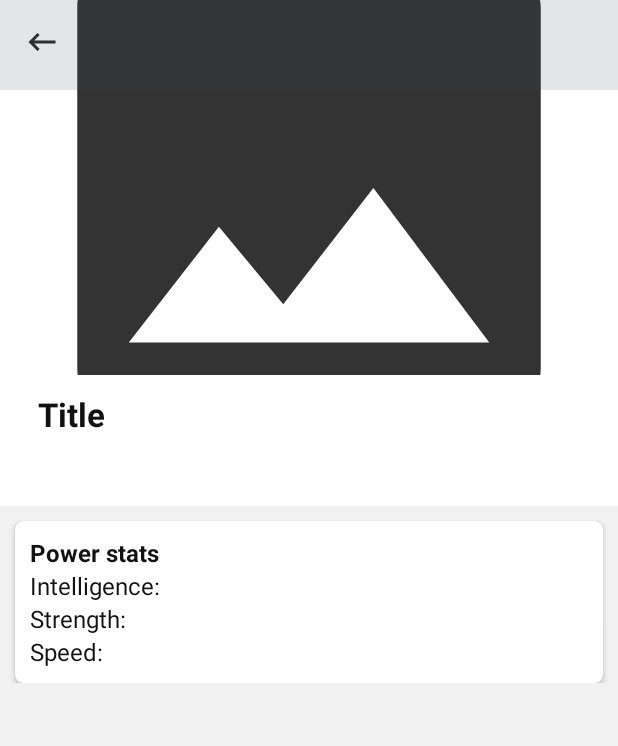
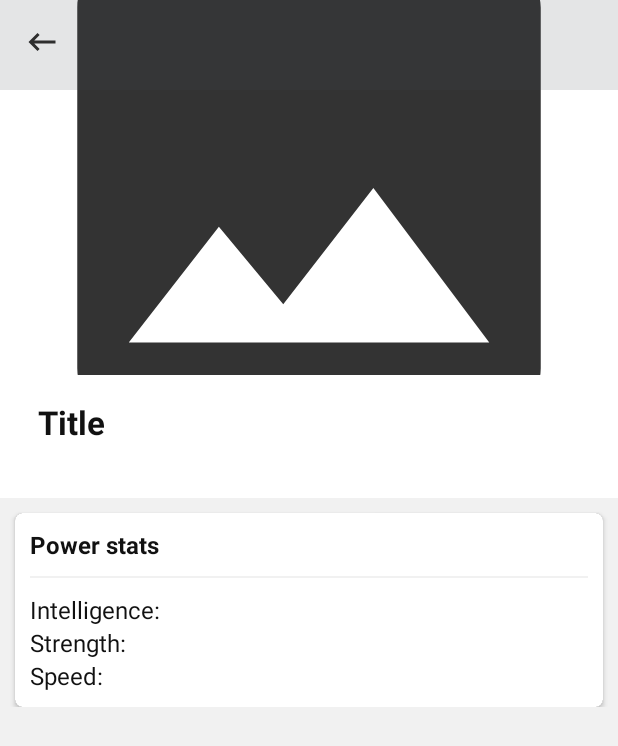
Before and after one commit to Tjx4/SuperHero-App, an Android app: the ViewSuperheroActivity screen opened directly, with no data from a screen before it, on a phone screen of 412 x 824 dp. Shown: the top 746 px of the screen. Run offline under Robolectric (Android 15) with nearby library versions, the phone set to English and light mode, and no system bars; our stand-ins replace data binding.

Commit message:
pre commit

```diff
--- a/app/src/main/res/layout/activity_view_superhero.xml
+++ b/app/src/main/res/layout/activity_view_superhero.xml
@@ -36,7 +36,7 @@
                 app:contentScrim="@color/lightBackground"
                 app:expandedTitleMarginStart="20dp"
                 app:expandedTitleMarginEnd="64dp"
-                app:expandedTitleMarginBottom="15dp"
+                app:expandedTitleMarginBottom="@dimen/xsmall_margin"
                 app:expandedTitleTextAppearance="@style/CollapsedAppBarLargeDark"
                 app:title="@{viewSuperheroViewModel.superhero.name}"
                 android:fitsSystemWindows="true"
@@ -92,7 +92,7 @@
                     android:id="@+id/llDiscription"
                     android:layout_width="match_parent"
                     android:layout_height="wrap_content"
-                    android:paddingBottom="@dimen/small_margin"
+                    android:paddingBottom="@dimen/xsmall_margin"
                     app:layout_constraintHorizontal_bias="0"
                     app:layout_constraintLeft_toLeftOf="parent"
                     app:layout_constraintRight_toRightOf="parent"
@@ -139,17 +139,26 @@
                             app:layout_constraintRight_toRightOf="parent"
                             app:layout_constraintLeft_toLeftOf="parent"/>
 
+                        <FrameLayout
+                            android:id="@+id/flDivider"
+                            android:layout_width="match_parent"
+                            android:layout_height="1dp"
+                            android:background="@color/greyBackground"
+                            android:layout_marginTop="@dimen/xsmall_margin"
+                            app:layout_constraintLeft_toLeftOf="parent"
+                            app:layout_constraintTop_toBottomOf="@+id/tvPowerStats"/>
+
                         <TextView
                             style="@style/DarkMediumTextView"
                             android:id="@+id/tvIntelligenceLabel"
                             android:layout_width="wrap_content"
                             android:text="Intelligence:"
-                            app:layout_constraintHorizontal_bias="0"
+                            android:layout_marginTop="@dimen/xsmall_margin"
                             app:layout_constraintLeft_toLeftOf="parent"
-                            app:layout_constraintTop_toBottomOf="@+id/tvPowerStats"/>
+                            app:layout_constraintTop_toBottomOf="@+id/flDivider"/>
 
                         <TextView
-                            style="@style/DarkMediumTextView"
+                            style="@style/GreyMediumTextView"
                             android:id="@+id/tvInteligence"
                             android:layout_width="wrap_content"
                             tools:text="0"
@@ -169,7 +178,7 @@
                             app:layout_constraintTop_toBottomOf="@+id/tvIntelligenceLabel"/>
 
                         <TextView
-                            style="@style/DarkMediumTextView"
+                            style="@style/GreyMediumTextView"
                             android:id="@+id/tvStrength"
                             android:layout_width="wrap_content"
                             tools:text="0"
@@ -188,7 +197,7 @@
                             app:layout_constraintTop_toBottomOf="@+id/tvStrengthLabel"/>
 
                         <TextView
-                            style="@style/DarkMediumTextView"
+                            style="@style/GreyMediumTextView"
                             android:id="@+id/tvSpeed"
                             android:layout_width="wrap_content"
                             tools:text="0"
--- a/app/src/main/res/values/themes.xml
+++ b/app/src/main/res/values/themes.xml
@@ -40,6 +40,9 @@
     <style name="DarkMediumTextView" parent="MediumTextView">
         <item name="android:textColor">@color/dark_text</item>
     </style>
+    <style name="GreyMediumTextView" parent="MediumTextView">
+        <item name="android:textColor">@color/grey_text</item>
+    </style>
     <style name="SmallTextView" parent="BaseTextView">
         <item name="android:textSize">@dimen/small_text</item>
     </style>
```
